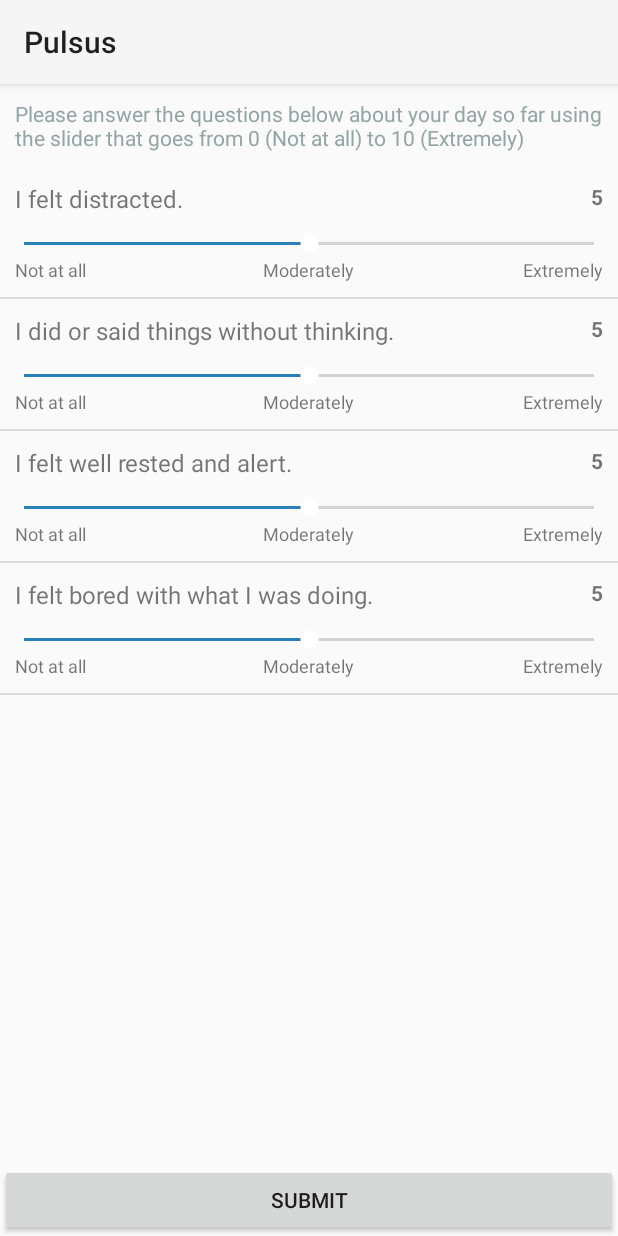
After one commit to smalldatalab/android-gonogo, an Android app: the SelfReport screen opened directly, with no data from a screen before it, on a phone screen of 412 x 824 dp. The commit adds this screen. Run offline under Robolectric (Android 15) with nearby library versions, the phone set to English and light mode, and no system bars.

Commit message:
-Added horizontal square task cue -Completed Self-Report Activity -UI for Balloon Game

```diff
--- /dev/null
+++ b/app/src/main/java/org/ohmage/pulsus/Adapter.java
@@ -0,0 +1,105 @@
+package org.ohmage.pulsus;
+
+import android.content.Context;
+import android.view.LayoutInflater;
+import android.view.View;
+import android.view.ViewGroup;
+import android.widget.BaseAdapter;
+import android.widget.SeekBar;
+import android.widget.TextView;
+
+import org.w3c.dom.Text;
+
+/**
+ * Created by anasb on 19/05/16.
+ */
+class Adapter extends BaseAdapter {
+
+    Context context;
+    String[] questions;
+    int[] answers;
+    private static LayoutInflater inflater = null;
+
+    public Adapter(Context context, String[] questions) {
+        // TODO Auto-generated constructor stub
+        this.context = context;
+        this.questions = questions;
+
+        // Initialize answers at 5 (middle value)
+        this.answers = new int[questions.length];
+        for (int i=0; i<answers.length; i++) {
+            answers[i] = 5;
+        }
+
+        inflater = (LayoutInflater) context
+                .getSystemService(Context.LAYOUT_INFLATER_SERVICE);
+    }
+
+    @Override
+    public int getCount() {
+        // TODO Auto-generated method stub
+        return questions.length;
+    }
+
+    @Override
+    public Object getItem(int position) {
+        // TODO Auto-generated method stub
+        return questions[position];
+    }
+
+    @Override
+    public long getItemId(int position) {
+        // TODO Auto-generated method stub
+        return position;
+    }
+
+    @Override
+    public int getViewTypeCount() {
+
+        return getCount();
+    }
+
+    @Override
+    public int getItemViewType(int position) {
+
+        return position;
+    }
+
+    public int[] getAnswers() {
+        return answers;
+    }
+
+    @Override
+    public View getView(final int position, View convertView, ViewGroup parent) {
+
+        // Row
+        View vi = convertView;
+        if (vi == null)
+            vi = inflater.inflate(R.layout.row, null);
+
+        // Question
+        TextView questionTextView = (TextView) vi.findViewById(R.id.question_textview);
+        questionTextView.setText(questions[position]);
+
+        // Value Indicator
+        final TextView valueIndicator = (TextView) vi.findViewById(R.id.value_indicator);
+
+        // SeekBar
+        SeekBar seekBar = (SeekBar) vi.findViewById(R.id.slider);
+        seekBar.setOnSeekBarChangeListener(new SeekBar.OnSeekBarChangeListener() {
+            @Override
+            public void onProgressChanged(SeekBar seekBar, int progress, boolean fromUser) {
+                answers[position] = progress;
+                valueIndicator.setText(""+progress);
+            }
+
+            @Override
+            public void onStartTrackingTouch(SeekBar seekBar) {}
+
+            @Override
+            public void onStopTrackingTouch(SeekBar seekBar) {}
+        });
+
+        return vi;
+    }
+}
--- /dev/null
+++ b/app/src/main/java/org/ohmage/pulsus/SelfReport.java
@@ -0,0 +1,90 @@
+package org.ohmage.pulsus;
+
+import android.support.v7.app.AppCompatActivity;
+import android.os.Bundle;
+import android.util.Log;
+import android.view.View;
+import android.widget.AdapterView;
+import android.widget.Button;
+import android.widget.ListView;
+import android.widget.TextView;
+import android.widget.Toast;
+
+import java.util.Arrays;
+
+public class SelfReport extends AppCompatActivity {
+
+    ListView listview;
+    Button doneButton;
+    TextView header;
+
+    Boolean isBaselineSurvey = Boolean.FALSE;
+
+    @Override
+    public void onCreate(Bundle savedInstanceState) {
+        super.onCreate(savedInstanceState);
+        setContentView(R.layout.activity_self_report);
+
+        // Get Views
+        listview = (ListView) findViewById(R.id.listview);
+        doneButton = (Button) findViewById(R.id.done_button);
+        header = (TextView) findViewById(R.id.header_textview);
+
+        // Retrieve Intent flag about survey type
+        Bundle extras = getIntent().getExtras();
+        if (extras != null) {
+            isBaselineSurvey = extras.getBoolean("isBaseline", Boolean.FALSE);
+        }
+
+        // Header
+        header.setText(getHeaderText());
+
+        // Configure ListView
+        listview.setAdapter(new Adapter(this, getSurveyQuestions()));
+
+        // Submit Button
+        doneButton.setOnClickListener(new View.OnClickListener() {
+            @Override
+            public void onClick(View v) {
+                Adapter adapter = (Adapter) listview.getAdapter();
+                Toast.makeText(getBaseContext(), "Answers:\n"+Arrays.toString(adapter.getAnswers()), Toast.LENGTH_SHORT).show();
+                finish();
+            }
+        });
+
+    }
+
+
+    private String[] getSurveyQuestions() {
+        if (isBaselineSurvey) {
+            String[] baselineQuestions = {
+                    "I get distracted easily.",
+                    "I do things that I end up regretting later.",
+                    "I have difficulty controlling how much I check my mobile phone.",
+                    "I stick to my long-term goals even if I am tempted by short-term pleasure.",
+                    "I tend to do things that feel good in the short-term but are bad for me in the long-term.",
+                    "I have difficulty controlling myself when I am tempted by something even if I don’t want to do it.",
+                    "I have difficulty controlling how much I use social media.",
+                    "I feel like I am missing out on fun activities going on around me.",
+                    "I have difficulty completing tasks that require me to stay focused for long periods.",
+                    "I tend to do things I regret because I get influenced by other people."
+            };
+            return baselineQuestions;
+        } else {
+            String[] dailyQuestions = {"I felt distracted.",
+                    "I did or said things without thinking.",
+                    "I felt well rested and alert.",
+                    "I felt bored with what I was doing."
+            };
+            return dailyQuestions;
+        }
+    }
+
+    private String getHeaderText() {
+        if (isBaselineSurvey) {
+            return "Please answer the questions below using the slider that goes from 0 (Not at All like you) to 10 (Extremely like you). Each slider is set to moderately to begin.";
+        } else {
+            return "Please answer the questions below about your day so far using the slider that goes from 0 (Not at all) to 10 (Extremely)";
+        }
+    }
+}
--- /dev/null
+++ b/app/src/main/res/layout/activity_self_report.xml
@@ -0,0 +1,31 @@
+<?xml version="1.0" encoding="utf-8"?>
+<RelativeLayout xmlns:android="http://schemas.android.com/apk/res/android"
+    android:layout_width="fill_parent"
+    android:layout_height="fill_parent"
+    android:orientation="vertical" >
+
+    <TextView
+        android:id="@+id/header_textview"
+        android:layout_width="match_parent"
+        android:layout_height="wrap_content"
+        android:text="The Header Goes Here."
+        android:layout_margin="10dp"
+        android:textColor="#95a5a6"
+        android:elevation="2dp"/>
+
+    <Button
+        android:id="@+id/done_button"
+        android:layout_width="match_parent"
+        android:layout_height="wrap_content"
+        android:layout_alignParentBottom="true"
+        android:text="SUBMIT"/>
+
+    <ListView
+        android:id="@+id/listview"
+        android:layout_width="fill_parent"
+        android:layout_height="wrap_content"
+        android:layout_below="@id/header_textview"
+        android:layout_above="@id/done_button">
+    </ListView>
+
+</RelativeLayout>
--- /dev/null
+++ b/app/src/main/res/layout/row.xml
@@ -0,0 +1,73 @@
+<?xml version="1.0" encoding="utf-8"?>
+<RelativeLayout xmlns:android="http://schemas.android.com/apk/res/android"
+    android:layout_width="match_parent"
+    android:layout_height="match_parent"
+    android:orientation="vertical" >
+
+    <TextView
+        android:id="@+id/value_indicator"
+        android:layout_width="wrap_content"
+        android:layout_height="wrap_content"
+        android:text="5"
+        android:layout_alignParentRight="true"
+        android:layout_alignParentEnd="true"
+        android:layout_marginRight="10dp"
+        android:layout_marginTop="10dp"
+        android:textStyle="bold"/>
+
+    <TextView
+        android:id="@+id/question_textview"
+        android:layout_width="wrap_content"
+        android:layout_height="wrap_content"
+        android:text="Question"
+        android:layout_alignParentLeft="true"
+        android:layout_alignParentStart="true"
+        android:layout_margin="10dp"
+        android:layout_toLeftOf="@id/value_indicator"
+        android:textSize="16dp"/>
+
+    <SeekBar
+        android:id="@+id/slider"
+        android:layout_width="match_parent"
+        android:layout_height="wrap_content"
+        android:layout_below="@id/question_textview"
+        android:splitTrack="true"
+        android:progress="5"
+        android:thumbTint="#ffffff"
+        android:progressTint="@color/invalidColor"
+        android:indeterminate="false"
+        android:max="10"
+        />
+
+    <TextView
+        android:layout_width="wrap_content"
+        android:layout_height="wrap_content"
+        android:text="Not at all"
+        android:layout_below="@id/slider"
+        android:layout_alignParentLeft="true"
+        android:layout_alignParentStart="true"
+        android:layout_marginLeft="10dp"
+        android:layout_marginBottom="10dp"
+        android:textSize="12dp"/>
+
+    <TextView
+        android:layout_width="wrap_content"
+        android:layout_height="wrap_content"
+        android:text="Moderately"
+        android:layout_below="@id/slider"
+        android:layout_centerHorizontal="true"
+        android:layout_marginBottom="10dp"
+        android:textSize="12dp" />
+
+    <TextView
+        android:layout_width="wrap_content"
+        android:layout_height="wrap_content"
+        android:text="Extremely"
+        android:layout_below="@id/slider"
+        android:layout_alignParentRight="true"
+        android:layout_alignParentEnd="true"
+        android:layout_marginRight="10dp"
+        android:layout_marginBottom="10dp"
+        android:textSize="12dp" />
+
+</RelativeLayout>
--- a/app/src/main/res/values/dimens.xml
+++ b/app/src/main/res/values/dimens.xml
@@ -3,6 +3,6 @@
     <dimen name="activity_horizontal_margin">16dp</dimen>
     <dimen name="activity_vertical_margin">16dp</dimen>
     <dimen name="fab_margin">16dp</dimen>
-    <dimen name="profile_bottom_padding">40dip</dimen>
+    <dimen name="profile_bottom_padding">30dip</dimen>
     <dimen name="switch_padding">20dip</dimen>
 </resources>
```
Also changed, not shown: app/src/main/AndroidManifest.xml (+7 -1 lines), app/src/main/java/org/ohmage/pulsus/BalloonGame.java (added, +13 -0 lines), app/src/main/java/org/ohmage/pulsus/MainActivity.java (+18 -2 lines), app/src/main/java/org/ohmage/pulsus/ProfileActivity.java (+13 -0 lines), app/src/main/java/org/ohmage/pulsus/SquareTask.java (+23 -5 lines), app/src/main/res/layout/activity_balloon_game.xml (added, +84 -0 lines), app/src/main/res/layout/activity_profile.xml (+9 -6 lines), app/src/main/res/drawable/balloon_blue.png (added).
